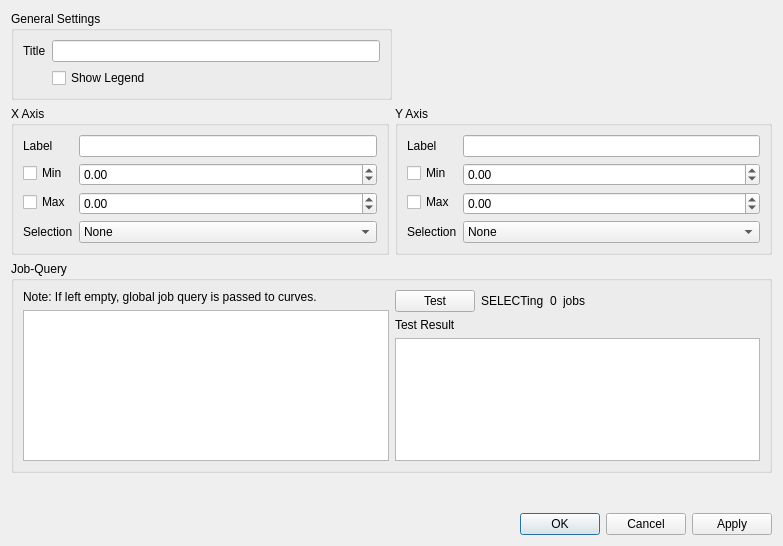
SchellDa/mapsa_analysis, file utils/visucmaes/plotsettings.ui: the form before one commit.
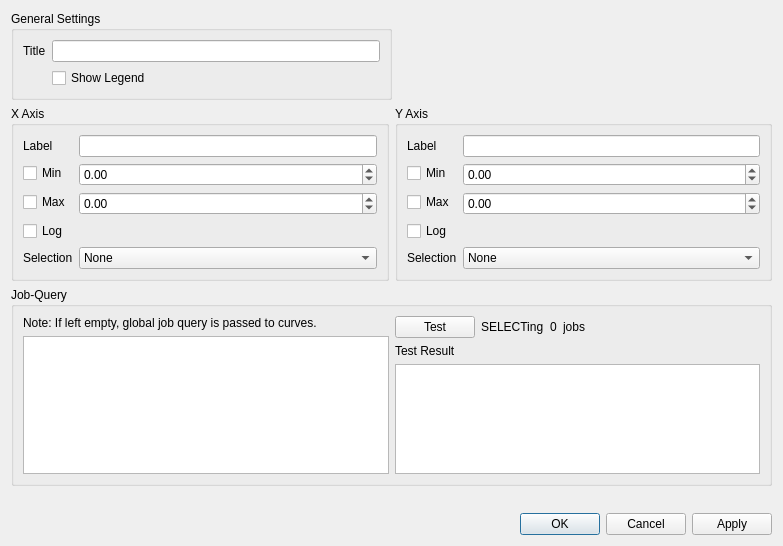
The form after the commit. Icons and pictures are not drawn.

The edit to the form file:
```diff
--- a/utils/visucmaes/plotsettings.ui
+++ b/utils/visucmaes/plotsettings.ui
@@ -113,7 +113,7 @@
           </property>
          </widget>
         </item>
-        <item row="3" column="1">
+        <item row="4" column="1">
          <widget class="QComboBox" name="selection_x">
           <item>
            <property name="text">
@@ -152,13 +152,20 @@
           </item>
          </widget>
         </item>
-        <item row="3" column="0">
+        <item row="4" column="0">
          <widget class="QLabel" name="selection_label_x">
           <property name="text">
            <string>Selection</string>
           </property>
          </widget>
         </item>
+        <item row="3" column="0">
+         <widget class="QCheckBox" name="xlog">
+          <property name="text">
+           <string>Log</string>
+          </property>
+         </widget>
+        </item>
        </layout>
       </widget>
      </item>
@@ -212,14 +219,14 @@
           </property>
          </widget>
         </item>
-        <item row="3" column="0">
+        <item row="4" column="0">
          <widget class="QLabel" name="selection_label_y">
           <property name="text">
            <string>Selection</string>
           </property>
          </widget>
         </item>
-        <item row="3" column="1">
+        <item row="4" column="1">
          <widget class="QComboBox" name="selection_y">
           <item>
            <property name="text">
@@ -258,6 +265,13 @@
           </item>
          </widget>
         </item>
+        <item row="3" column="0">
+         <widget class="QCheckBox" name="ylog">
+          <property name="text">
+           <string>Log</string>
+          </property>
+         </widget>
+        </item>
        </layout>
       </widget>
      </item>
```
Left out of the diff: 8 changed lines with no effect on the pictures.
